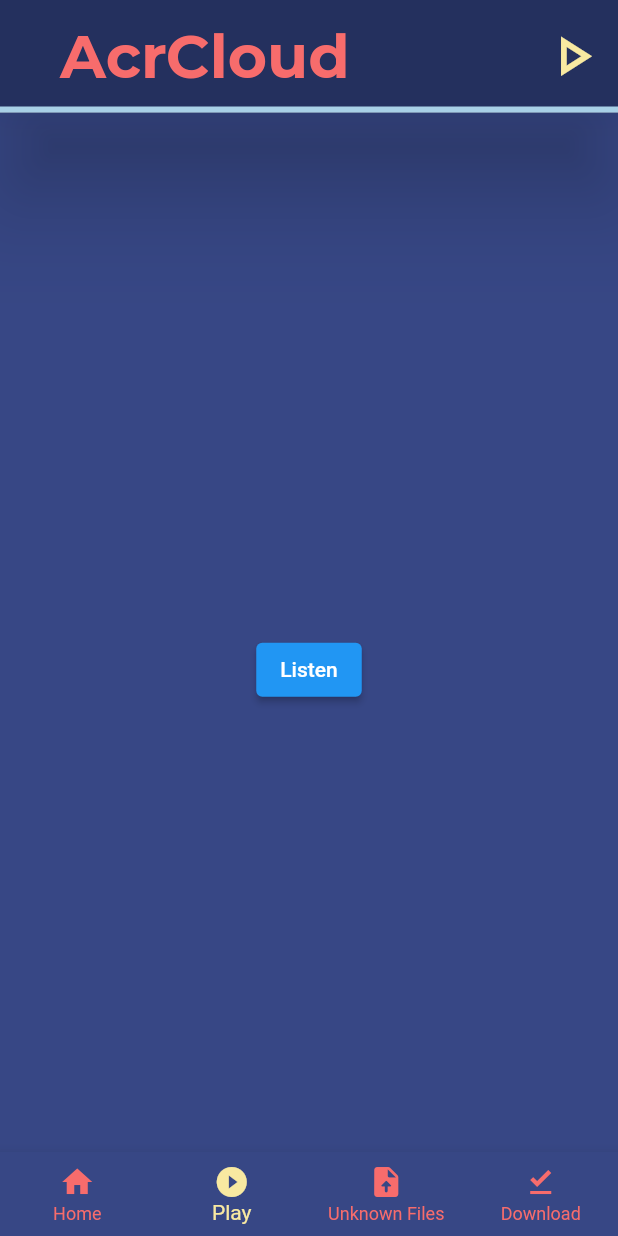
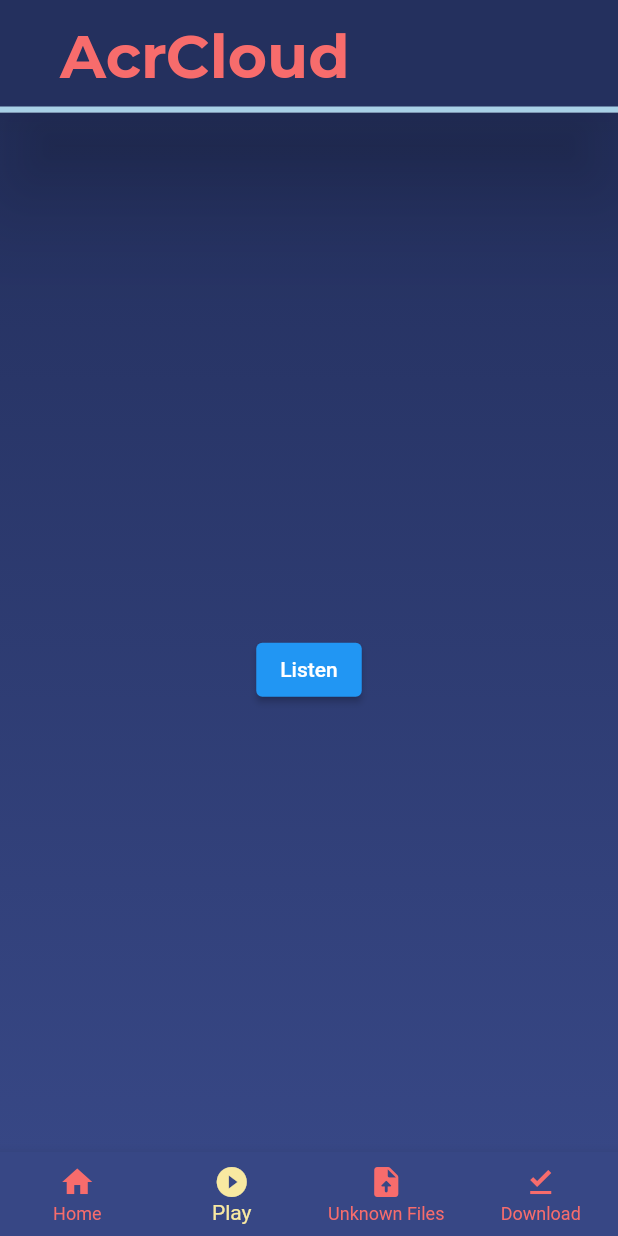
Before and after one commit to jgt5639/SRP, a Flutter app: the screen it shows after launch, item 2 of the bottom bar chosen, on a phone screen of 412 x 824 dp. Run offline on Flutter 3.47's test engine with Material 2 defaults, Android fonts, the phone set to English and light mode, and no system bars; our stand-ins replace animated_splash_screen, audio_video_progress_bar, device_info, get, just_audio, on_audio_query and 3 more; missing offline and left inert: android_path_provider, flutter_acrcloud, flutter_downloader, on_audio_query_platform_interface.

```diff
--- a/lib/screens/acr_cloud_mic.dart
+++ b/lib/screens/acr_cloud_mic.dart
@@ -23,11 +23,21 @@ class AcrCloudMicState extends State<AcrCloudMic> {
     ACRCloud.setUp(const ACRCloudConfig(apiKey, apiSecret, host));
   }
 
+  Color bgColor = const Color.fromARGB(255, 36, 48, 94);
+  Color twoColor = const Color.fromARGB(255, 55, 71, 133);
+
   @override
   Widget build(BuildContext context) {
     return Scaffold(
-      backgroundColor: const Color.fromARGB(255, 55, 71, 133),
-      body: Center(
+      body: Container(
+        decoration: BoxDecoration(
+          gradient: LinearGradient(
+            begin: Alignment.topCenter,
+            end: Alignment.bottomCenter,
+            colors: [bgColor, twoColor],
+          ),
+        ),
+        child: Center(
           child: Column(
             mainAxisAlignment: MainAxisAlignment.center,
             children: [
@@ -96,6 +106,7 @@ class AcrCloudMicState extends State<AcrCloudMic> {
             ],
           ),
         ),
+      ),
     );
   }
 }
--- a/lib/screens/home_page.dart
+++ b/lib/screens/home_page.dart
@@ -99,8 +99,8 @@ class CustomAppBar extends StatelessWidget with PreferredSizeWidget {
       toolbarHeight: 100,
       backgroundColor: const Color.fromARGB(255, 36, 48, 94),
       shape: const Border(
-            bottom: BorderSide(
-                width: 4, color: Color.fromARGB(255, 168, 208, 230))),
+          bottom:
+              BorderSide(width: 4, color: Color.fromARGB(255, 168, 208, 230))),
       // App Bar title text
       title: Text(
         title,
@@ -110,17 +110,6 @@ class CustomAppBar extends StatelessWidget with PreferredSizeWidget {
             fontSize: 40,
             fontWeight: FontWeight.w600),
       ),
-        actions: [
-          // App Bar arrow button
-          IconButton(
-            icon: const Icon(
-              Icons.play_arrow_outlined,
-              color: Color.fromARGB(255, 248, 233, 161),
-            ),
-            iconSize: 45,
-            // App Bar arrow button on press
-            onPressed: () {},
-          )
-        ]);
+    );
   }
 }
```
Also changed, not shown: lib/screens/library_screen.dart (+49 -5 lines), pubspec.lock. Lines whose indentation alone changed are shown as unchanged.
